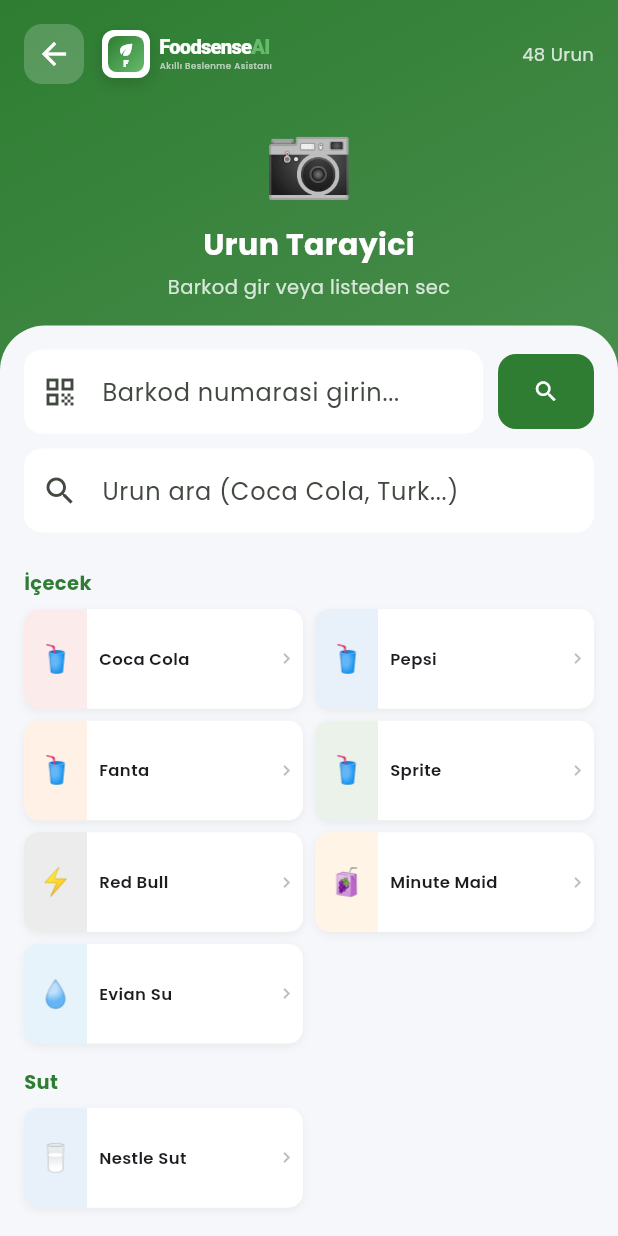
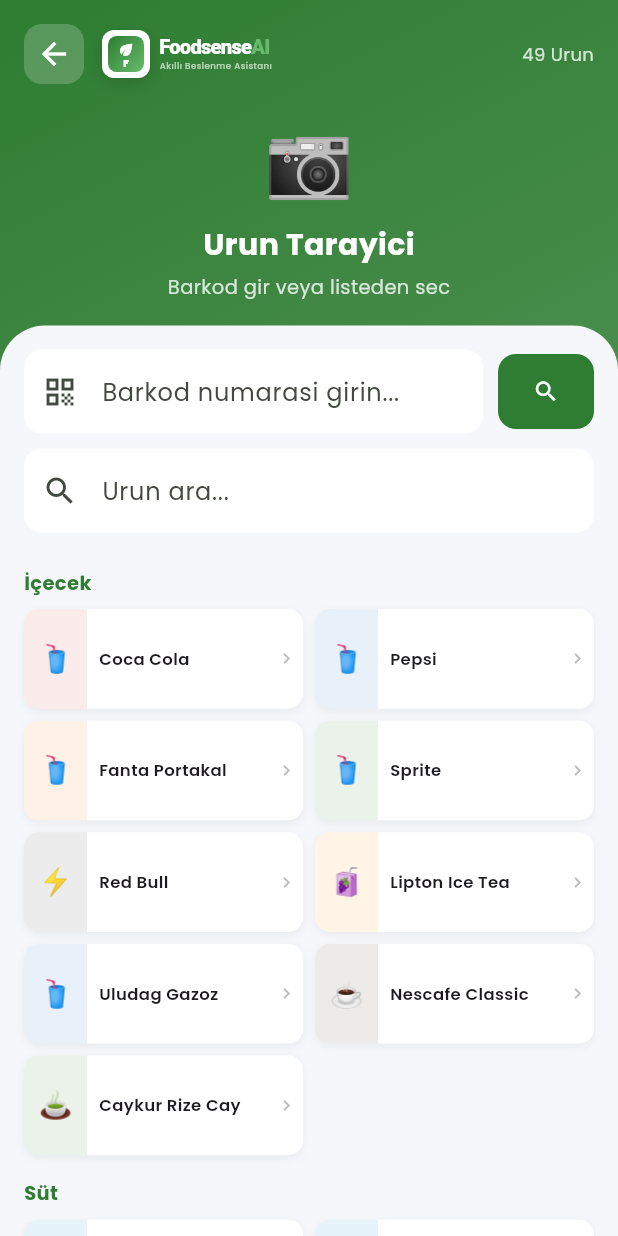
Before and after one commit to Bunyaminar/foodsense-ai-blg402, a Flutter app: the ScannerScreen screen opened by its route, on a phone screen of 412 x 824 dp. Run offline on Flutter 3.47's test engine with Material 3 defaults, Android fonts, the phone set to English and light mode, and no system bars; our stand-ins replace cloud_firestore, firebase_auth, firebase_core, google_fonts, shared_preferences; accounts and stored records are empty; statements that could not run were skipped.

```diff
--- a/foodsense_ai/lib/presentation/screens/scanner/scanner_screen.dart
+++ b/foodsense_ai/lib/presentation/screens/scanner/scanner_screen.dart
@@ -1,4 +1,5 @@
 import 'package:flutter/material.dart';
+import '../../../data/services/food_api_service.dart';
 import '../../widgets/common/app_logo.dart';
 
 class ScannerScreen extends StatefulWidget {
@@ -12,69 +13,63 @@
   final _manualController = TextEditingController();
   String _searchQuery = '';
 
-  // 50 örnek ürün
   final List<Map<String, dynamic>> _allProducts = [
-    // Global İçecekler
+    // İçecekler
     {'emoji': '🥤', 'name': 'Coca Cola', 'barcode': '5449000000996', 'color': 0xFFE53935, 'category': 'İçecek'},
     {'emoji': '🥤', 'name': 'Pepsi', 'barcode': '5449000214911', 'color': 0xFF1565C0, 'category': 'İçecek'},
-    {'emoji': '🥤', 'name': 'Fanta', 'barcode': '5010477348735', 'color': 0xFFFF6F00, 'category': 'İçecek'},
+    {'emoji': '🥤', 'name': 'Fanta Portakal', 'barcode': '5010477348735', 'color': 0xFFFF6F00, 'category': 'İçecek'},
     {'emoji': '🥤', 'name': 'Sprite', 'barcode': '5449000054227', 'color': 0xFF2E7D32, 'category': 'İçecek'},
     {'emoji': '⚡', 'name': 'Red Bull', 'barcode': '9002490100070', 'color': 0xFF424242, 'category': 'İçecek'},
-    {'emoji': '🧃', 'name': 'Minute Maid', 'barcode': '5449000133328', 'color': 0xFFFF8F00, 'category': 'İçecek'},
-    {'emoji': '💧', 'name': 'Evian Su', 'barcode': '3068320109843', 'color': 0xFF0288D1, 'category': 'İçecek'},
-    {'emoji': '🥛', 'name': 'Nestle Sut', 'barcode': '7613034626844', 'color': 0xFF1565C0, 'category': 'Sut'},
-
+    {'emoji': '🧃', 'name': 'Lipton Ice Tea', 'barcode': '8714100919316', 'color': 0xFFFF8F00, 'category': 'İçecek'},
+    {'emoji': '🥤', 'name': 'Uludag Gazoz', 'barcode': '8690514001043', 'color': 0xFF1565C0, 'category': 'İçecek'},
+    {'emoji': '☕', 'name': 'Nescafe Classic', 'barcode': '8690626010010', 'color': 0xFF4E342E, 'category': 'İçecek'},
+    {'emoji': '🍵', 'name': 'Caykur Rize Cay', 'barcode': '8690627010019', 'color': 0xFF2E7D32, 'category': 'İçecek'},
+    // Süt Ürünleri
+    {'emoji': '🥛', 'name': 'Pinar Sut', 'barcode': '8690632050144', 'color': 0xFF0288D1, 'category': 'Süt'},
+    {'emoji': '🥛', 'name': 'Sutas Sut', 'barcode': '8690632001015', 'color': 0xFF0288D1, 'category': 'Süt'},
+    {'emoji': '🍶', 'name': 'Sutas Yogurt', 'barcode': '8690632145016', 'color': 0xFF0288D1, 'category': 'Süt'},
+    {'emoji': '🧀', 'name': 'Pinar Kasar', 'barcode': '8690632078017', 'color': 0xFFFF8F00, 'category': 'Süt'},
+    {'emoji': '🥛', 'name': 'Pinar Ayran', 'barcode': '8690632055003', 'color': 0xFF0288D1, 'category': 'Süt'},
+    {'emoji': '🍦', 'name': 'Pinar Kaymak', 'barcode': '8690632088016', 'color': 0xFFFF8F00, 'category': 'Süt'},
+    {'emoji': '🌱', 'name': 'Alpro Soya Sutu', 'barcode': '5411188108085', 'color': 0xFF2E7D32, 'category': 'Süt'},
     // Çikolata & Tatlı
     {'emoji': '🍫', 'name': 'Nutella', 'barcode': '3017620422003', 'color': 0xFF4E342E, 'category': 'Tatli'},
-    {'emoji': '🍫', 'name': 'Milka', 'barcode': '7622210016522', 'color': 0xFF7B1FA2, 'category': 'Tatli'},
+    {'emoji': '🍫', 'name': 'Milka Cikolata', 'barcode': '7622210016522', 'color': 0xFF7B1FA2, 'category': 'Tatli'},
     {'emoji': '🍫', 'name': 'Snickers', 'barcode': '5000159461122', 'color': 0xFF4E342E, 'category': 'Tatli'},
     {'emoji': '🍫', 'name': 'Twix', 'barcode': '5000159472005', 'color': 0xFFFF8F00, 'category': 'Tatli'},
-    {'emoji': '🍫', 'name': 'KitKat', 'barcode': '7613035518209', 'color': 0xFFE53935, 'category': 'Tatli'},
-    {'emoji': '🍫', 'name': 'Bounty', 'barcode': '5000159461177', 'color': 0xFF4E342E, 'category': 'Tatli'},
-    {'emoji': '🍭', 'name': 'Haribo', 'barcode': '4001686325988', 'color': 0xFFFFD600, 'category': 'Tatli'},
-    {'emoji': '🍪', 'name': 'Oreo', 'barcode': '7622210449283', 'color': 0xFF212121, 'category': 'Tatli'},
-
-    // Cips & Atıştırmalık
-    {'emoji': '🍟', 'name': 'Pringles', 'barcode': '5053990108812', 'color': 0xFFE53935, 'category': 'Atistirmalik'},
-    {'emoji': '🍟', 'name': 'Lays', 'barcode': '4890008100309', 'color': 0xFFFFD600, 'category': 'Atistirmalik'},
-    {'emoji': '🍿', 'name': 'Cheetos', 'barcode': '8710398513014', 'color': 0xFFFF6F00, 'category': 'Atistirmalik'},
-    {'emoji': '🥨', 'name': 'Ritz', 'barcode': '7622210052322', 'color': 0xFFFF8F00, 'category': 'Atistirmalik'},
-    {'emoji': '🍪', 'name': 'Digestive', 'barcode': '5000168201118', 'color': 0xFF795548, 'category': 'Atistirmalik'},
-
-    // Kahvaltılık
-    {'emoji': '🥣', 'name': 'Cornflakes', 'barcode': '5053827148865', 'color': 0xFFFF8F00, 'category': 'Kahvaltilik'},
-    {'emoji': '🥣', 'name': 'Nesquik', 'barcode': '7613034056245', 'color': 0xFF6A1B9A, 'category': 'Kahvaltilik'},
-    {'emoji': '🍯', 'name': 'Nutella Mini', 'barcode': '3017620425035', 'color': 0xFF4E342E, 'category': 'Kahvaltilik'},
-
-    // Türk Ürünleri
-    {'emoji': '🍪', 'name': 'Eti Cin', 'barcode': '8690526790033', 'color': 0xFF2E7D32, 'category': 'Turk'},
-    {'emoji': '🍫', 'name': 'Eti Browni', 'barcode': '8690526636762', 'color': 0xFF4E342E, 'category': 'Turk'},
-    {'emoji': '🍫', 'name': 'Eti Tutku', 'barcode': '8690526082458', 'color': 0xFF880E4F, 'category': 'Turk'},
-    {'emoji': '🍪', 'name': 'Ulker Biskuvi', 'barcode': '8690504015727', 'color': 0xFF1565C0, 'category': 'Turk'},
-    {'emoji': '🍫', 'name': 'Ulker Cikolata', 'barcode': '8690504151027', 'color': 0xFF4E342E, 'category': 'Turk'},
-    {'emoji': '🥛', 'name': 'Pinar Sut', 'barcode': '8690632050144', 'color': 0xFF0288D1, 'category': 'Turk'},
-    {'emoji': '🧀', 'name': 'Pinar Kasar', 'barcode': '8690632078017', 'color': 0xFFFF8F00, 'category': 'Turk'},
-    {'emoji': '🥛', 'name': 'Sutas Yogurt', 'barcode': '8690632145016', 'color': 0xFF0288D1, 'category': 'Turk'},
-    {'emoji': '🍵', 'name': 'Lipton Cay', 'barcode': '8714100919316', 'color': 0xFF2E7D32, 'category': 'Turk'},
-    {'emoji': '☕', 'name': 'Nescafe', 'barcode': '7613035469488', 'color': 0xFF4E342E, 'category': 'Turk'},
-    {'emoji': '🍟', 'name': 'Eti Cips', 'barcode': '8690526013544', 'color': 0xFFFF8F00, 'category': 'Turk'},
-    {'emoji': '🥤', 'name': 'Uludag Gazoz', 'barcode': '8690514001043', 'color': 0xFF1565C0, 'category': 'Turk'},
-    {'emoji': '🧆', 'name': 'Torku Helva', 'barcode': '8690526510017', 'color': 0xFFFF8F00, 'category': 'Turk'},
-    {'emoji': '🍫', 'name': 'Caykur Cay', 'barcode': '8690627010019', 'color': 0xFF2E7D32, 'category': 'Turk'},
-
-    // Sağlıklı
+    {'emoji': '🍫', 'name': 'Kit Kat', 'barcode': '7613035518209', 'color': 0xFFE53935, 'category': 'Tatli'},
+    {'emoji': '🍫', 'name': 'Kinder Bueno', 'barcode': '8000500310427', 'color': 0xFF4E342E, 'category': 'Tatli'},
+    {'emoji': '🍭', 'name': 'Haribo Ayicik', 'barcode': '4001686325988', 'color': 0xFFFFD600, 'category': 'Tatli'},
+    {'emoji': '🍫', 'name': 'Eti Browni', 'barcode': '8690526636762', 'color': 0xFF4E342E, 'category': 'Tatli'},
+    {'emoji': '🍫', 'name': 'Eti Tutku', 'barcode': '8690526082458', 'color': 0xFF880E4F, 'category': 'Tatli'},
+    {'emoji': '🍫', 'name': 'Ulker Cikolata', 'barcode': '8690504151027', 'color': 0xFF4E342E, 'category': 'Tatli'},
+    {'emoji': '🍯', 'name': 'Torku Findik Krema', 'barcode': '8690526510017', 'color': 0xFFFF8F00, 'category': 'Tatli'},
+    {'emoji': '🍰', 'name': 'Eti Karam', 'barcode': '8690526155025', 'color': 0xFFFF8F00, 'category': 'Tatli'},
+    {'emoji': '🍬', 'name': 'Eti Puf', 'barcode': '8690526165048', 'color': 0xFFE91E63, 'category': 'Tatli'},
+    {'emoji': '🍰', 'name': 'Ulker Dankek', 'barcode': '8690504099701', 'color': 0xFF4E342E, 'category': 'Tatli'},
+    {'emoji': '🍪', 'name': 'Ulker Choco Pie', 'barcode': '8690504023142', 'color': 0xFF4E342E, 'category': 'Tatli'},
+    // Biskuvi
+    {'emoji': '🍪', 'name': 'Eti Cin', 'barcode': '8690526790033', 'color': 0xFF2E7D32, 'category': 'Biskuvi'},
+    {'emoji': '🍪', 'name': 'Ulker Biskuvi', 'barcode': '8690504015727', 'color': 0xFF1565C0, 'category': 'Biskuvi'},
+    {'emoji': '🍪', 'name': 'Ulker Hanımeller', 'barcode': '8690504016427', 'color': 0xFF7B1FA2, 'category': 'Biskuvi'},
+    {'emoji': '🍪', 'name': 'Oreo', 'barcode': '7622210449283', 'color': 0xFF212121, 'category': 'Biskuvi'},
+    {'emoji': '🍪', 'name': 'Ulker Dido', 'barcode': '8690769030019', 'color': 0xFF4E342E, 'category': 'Biskuvi'},
+    {'emoji': '🍪', 'name': 'Eti Burcak', 'barcode': '8690526610007', 'color': 0xFFFF8F00, 'category': 'Biskuvi'},
+    {'emoji': '🍪', 'name': 'McVities Digestive', 'barcode': '5000168201118', 'color': 0xFF795548, 'category': 'Biskuvi'},
+    {'emoji': '🥨', 'name': 'Eti Crax Kraker', 'barcode': '8690526195014', 'color': 0xFFFF8F00, 'category': 'Biskuvi'},
+    // Atıştırmalık
+    {'emoji': '🍟', 'name': 'Pringles', 'barcode': '5053990108812', 'color': 0xFFE53935, 'category': 'Atıştırmalık'},
+    {'emoji': '🍟', 'name': 'Lays', 'barcode': '4890008100309', 'color': 0xFFFFD600, 'category': 'Atıştırmalık'},
+    {'emoji': '🍟', 'name': 'Eti Cips', 'barcode': '8690526013544', 'color': 0xFFFF8F00, 'category': 'Atıştırmalık'},
+    // Kahvaltılık & Tahıl
     {'emoji': '🥣', 'name': 'Quaker Yulaf', 'barcode': '8710398100078', 'color': 0xFF795548, 'category': 'Saglikli'},
-    {'emoji': '🌾', 'name': 'Special K', 'barcode': '5053827072023', 'color': 0xFFE53935, 'category': 'Saglikli'},
-    {'emoji': '🥜', 'name': 'Nature Valley', 'barcode': '0016000275171', 'color': 0xFF795548, 'category': 'Saglikli'},
-    {'emoji': '🍓', 'name': 'Activia', 'barcode': '3228857000166', 'color': 0xFF2E7D32, 'category': 'Saglikli'},
-    {'emoji': '🥛', 'name': 'Alpro Soya', 'barcode': '5411188108085', 'color': 0xFF2E7D32, 'category': 'Saglikli'},
-
-    // Soslar & Diğer
+    {'emoji': '🥣', 'name': 'Cornflakes', 'barcode': '5053827148865', 'color': 0xFFFF8F00, 'category': 'Saglikli'},
+    {'emoji': '🥣', 'name': 'Nestle Fitness', 'barcode': '7613036251471', 'color': 0xFFE53935, 'category': 'Saglikli'},
+    {'emoji': '🍝', 'name': 'Barilla Spagetti', 'barcode': '8076802085738', 'color': 0xFF1565C0, 'category': 'Saglikli'},
+    {'emoji': '🧘', 'name': 'Activia Yogurt', 'barcode': '3228857000166', 'color': 0xFF2E7D32, 'category': 'Saglikli'},
+    // Sos
     {'emoji': '🍅', 'name': 'Heinz Ketcap', 'barcode': '0013000006408', 'color': 0xFFE53935, 'category': 'Sos'},
-    {'emoji': '🧴', 'name': 'Hellmanns Mayo', 'barcode': '8711200364824', 'color': 0xFFFFD600, 'category': 'Sos'},
-    {'emoji': '🫙', 'name': 'Skippy Fistik Ezmesi', 'barcode': '0037600103336', 'color': 0xFFFF8F00, 'category': 'Sos'},
-    {'emoji': '🍝', 'name': 'Barilla Makarna', 'barcode': '8076802085738', 'color': 0xFF1565C0, 'category': 'Diger'},
-    {'emoji': '🍚', 'name': 'Uncle Bens Pirinc', 'barcode': '5010034000287', 'color': 0xFFFF8F00, 'category': 'Diger'},
+    {'emoji': '🍫', 'name': 'Ulker Kremali', 'barcode': '8690769050023', 'color': 0xFF4E342E, 'category': 'Tatli'},
   ];
 
   @override
@@ -91,6 +86,16 @@
     ).toList();
   }
 
+  Map<String, List<Map<String, dynamic>>> get _groupedProducts {
+    final Map<String, List<Map<String, dynamic>>> groups = {};
+    for (final product in _filteredProducts) {
+      final category = product['category'] as String;
+      groups.putIfAbsent(category, () => []);
+      groups[category]!.add(product);
+    }
+    return groups;
+  }
+
   void _navigateToDetail(String barcode) {
     Navigator.pushNamed(context, '/product-detail', arguments: barcode);
   }
@@ -101,21 +106,9 @@
     _navigateToDetail(code);
   }
 
-  // Kategoriye göre grupla
-  Map<String, List<Map<String, dynamic>>> get _groupedProducts {
-    final Map<String, List<Map<String, dynamic>>> groups = {};
-    for (final product in _filteredProducts) {
-      final category = product['category'] as String;
-      groups.putIfAbsent(category, () => []);
-      groups[category]!.add(product);
-    }
-    return groups;
-  }
-
   @override
   Widget build(BuildContext context) {
     final primary = Theme.of(context).primaryColor;
-
     return Scaffold(
       body: Container(
         decoration: BoxDecoration(
@@ -128,7 +121,6 @@
         child: SafeArea(
           child: Column(
             children: [
-              // Header
               Padding(
                 padding: const EdgeInsets.all(16),
                 child: Row(
@@ -148,26 +140,18 @@
                     const AppLogo(size: 32),
                     const Spacer(),
                     Text('${_allProducts.length} Urun',
-                      style: TextStyle(
-                        color: Colors.white.withValues(alpha: 0.8),
-                        fontSize: 12)),
+                      style: TextStyle(color: Colors.white.withValues(alpha: 0.8), fontSize: 12)),
                   ],
                 ),
               ),
-
-              // İkon ve başlık
               const Text('📷', style: TextStyle(fontSize: 48)),
               const SizedBox(height: 8),
               const Text('Urun Tarayici',
-                style: TextStyle(color: Colors.white, fontSize: 20,
-                  fontWeight: FontWeight.bold)),
+                style: TextStyle(color: Colors.white, fontSize: 20, fontWeight: FontWeight.bold)),
               const SizedBox(height: 4),
               Text('Barkod gir veya listeden sec',
-                style: TextStyle(color: Colors.white.withValues(alpha: 0.8),
-                  fontSize: 13)),
+                style: TextStyle(color: Colors.white.withValues(alpha: 0.8), fontSize: 13)),
               const SizedBox(height: 16),
-
-              // Alt panel
               Expanded(
                 child: Container(
                   decoration: const BoxDecoration(
@@ -183,7 +167,6 @@
                         padding: const EdgeInsets.all(16),
                         child: Column(
                           children: [
-                            // Manuel giriş
                             Row(
                               children: [
                                 Expanded(
@@ -209,21 +192,18 @@
                                   style: ElevatedButton.styleFrom(
                                     backgroundColor: primary,
                                     foregroundColor: Colors.white,
-                                    padding: const EdgeInsets.symmetric(
-                                      horizontal: 16, vertical: 16),
-                                    shape: RoundedRectangleBorder(
-                                      borderRadius: BorderRadius.circular(12)),
+                                    padding: const EdgeInsets.symmetric(horizontal: 16, vertical: 16),
+                                    shape: RoundedRectangleBorder(borderRadius: BorderRadius.circular(12)),
                                   ),
                                   child: const Icon(Icons.search),
                                 ),
                               ],
                             ),
                             const SizedBox(height: 10),
-                            // Arama
                             TextField(
                               onChanged: (val) => setState(() => _searchQuery = val),
                               decoration: InputDecoration(
-                                hintText: 'Urun ara (Coca Cola, Turk...)',
+                                hintText: 'Urun ara...',
                                 prefixIcon: const Icon(Icons.search),
                                 filled: true,
                                 fillColor: Colors.white,
@@ -236,8 +216,6 @@
                           ],
                         ),
                       ),
-
-                      // Ürün listesi
                       Expanded(
                         child: ListView.builder(
                           padding: const EdgeInsets.symmetric(horizontal: 16),
@@ -252,10 +230,7 @@
                                   padding: const EdgeInsets.symmetric(vertical: 8),
                                   child: Text(category,
                                     style: TextStyle(
-                                      fontSize: 13,
-                                      fontWeight: FontWeight.bold,
-                                      color: primary,
-                                    )),
+                                      fontSize: 13, fontWeight: FontWeight.bold, color: primary)),
                                 ),
                                 GridView.count(
                                   crossAxisCount: 2,
@@ -265,9 +240,7 @@
                                   crossAxisSpacing: 8,
                                   childAspectRatio: 2.8,
                                   children: products.map((p) =>
-                                    _buildProductChip(
-                                      p['emoji'], p['name'],
-                                      p['barcode'], Color(p['color']))).toList(),
+                                    _buildProductChip(p['emoji'], p['name'], p['barcode'], Color(p['color']))).toList(),
                                 ),
                                 const SizedBox(height: 8),
                               ],
@@ -293,35 +266,26 @@
         decoration: BoxDecoration(
           color: Colors.white,
           borderRadius: BorderRadius.circular(10),
-          boxShadow: [BoxShadow(
-            color: Colors.black.withValues(alpha: 0.05),
-            blurRadius: 4, offset: const Offset(0, 2))],
+          boxShadow: [BoxShadow(color: Colors.black.withValues(alpha: 0.05), blurRadius: 4, offset: const Offset(0, 2))],
         ),
         child: Row(
           children: [
             Container(
-              width: 42,
-              height: double.infinity,
+              width: 42, height: double.infinity,
               decoration: BoxDecoration(
                 color: color.withValues(alpha: 0.1),
                 borderRadius: const BorderRadius.only(
-                  topLeft: Radius.circular(10),
-                  bottomLeft: Radius.circular(10),
-                ),
+                  topLeft: Radius.circular(10), bottomLeft: Radius.circular(10)),
               ),
-              child: Center(child: Text(emoji,
-                style: const TextStyle(fontSize: 18))),
+              child: Center(child: Text(emoji, style: const TextStyle(fontSize: 18))),
             ),
             const SizedBox(width: 8),
             Expanded(
               child: Text(name,
-                style: const TextStyle(
-                  fontWeight: FontWeight.w600, fontSize: 11),
-                overflow: TextOverflow.ellipsis,
-                maxLines: 1),
+                style: const TextStyle(fontWeight: FontWeight.w600, fontSize: 11),
+                overflow: TextOverflow.ellipsis, maxLines: 1),
             ),
-            Icon(Icons.chevron_right,
-              size: 14, color: Colors.grey.shade400),
+            Icon(Icons.chevron_right, size: 14, color: Colors.grey.shade400),
             const SizedBox(width: 4),
           ],
         ),
```
Also changed, not shown: 1 other file.
